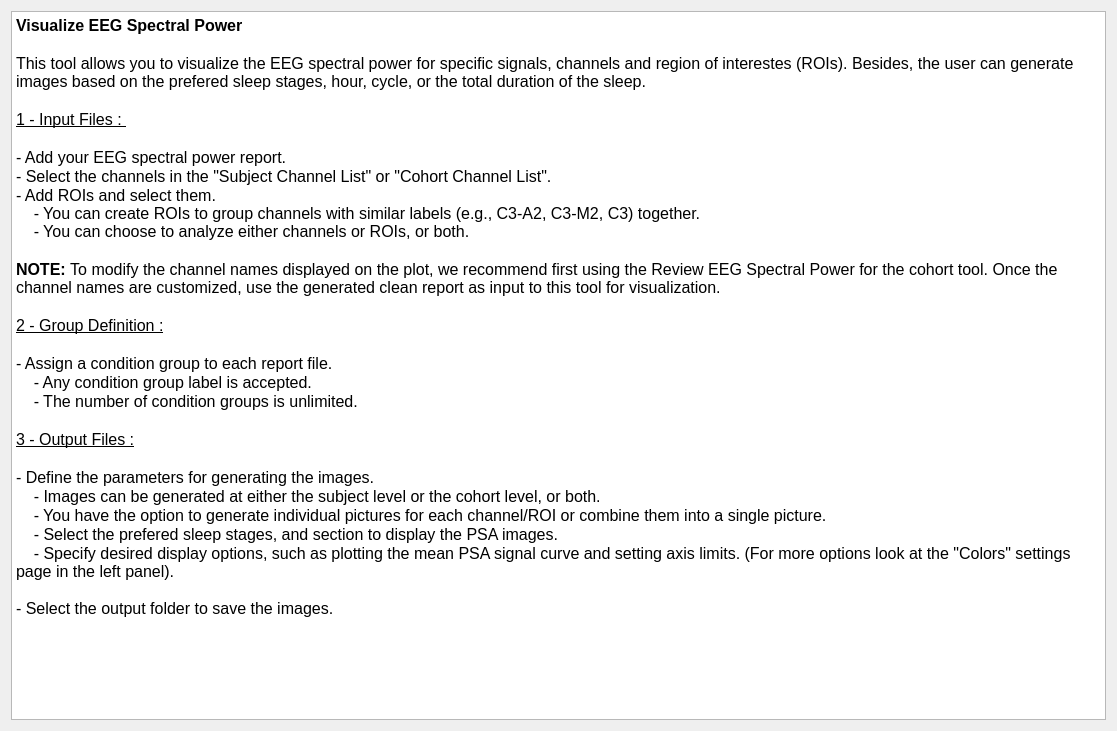
SnoozToolbox/snooz-package-ceams, file tools/CEAMSTools/PSAImages/IntroStep/Ui_IntroStep.ui: the form before one commit.
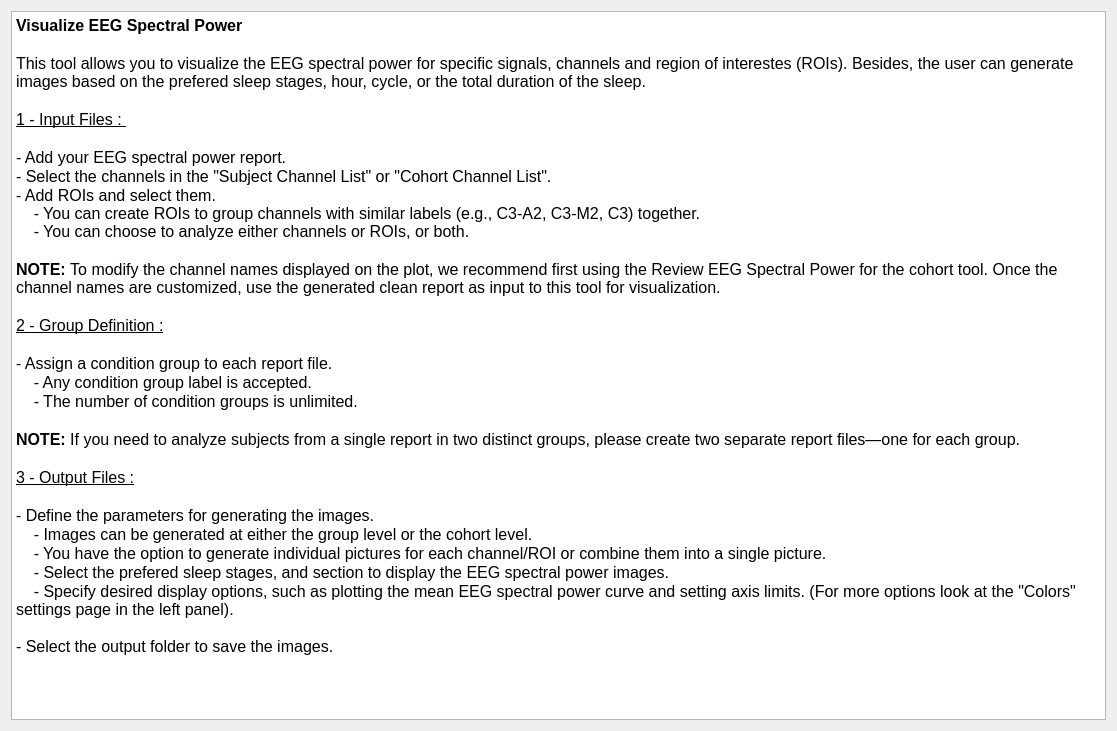
The form after the commit.

Commit message: Small UI modifications for PSAImages tool and module

The edit to the form file:
```diff
--- a/tools/CEAMSTools/PSAImages/IntroStep/Ui_IntroStep.ui
+++ b/tools/CEAMSTools/PSAImages/IntroStep/Ui_IntroStep.ui
@@ -53,13 +53,15 @@
 &lt;p style=&quot; margin-top:0px; margin-bottom:0px; margin-left:0px; margin-right:0px; -qt-block-indent:0; text-indent:0px;&quot;&gt;    - Any condition group label is accepted.  &lt;/p&gt;
 &lt;p style=&quot; margin-top:0px; margin-bottom:0px; margin-left:0px; margin-right:0px; -qt-block-indent:0; text-indent:0px;&quot;&gt;    - The number of condition groups is unlimited.&lt;/p&gt;
 &lt;p style=&quot;-qt-paragraph-type:empty; margin-top:0px; margin-bottom:0px; margin-left:0px; margin-right:0px; -qt-block-indent:0; text-indent:0px;&quot;&gt;&lt;br /&gt;&lt;/p&gt;
+&lt;p style=&quot; margin-top:0px; margin-bottom:0px; margin-left:0px; margin-right:0px; -qt-block-indent:0; text-indent:0px;&quot;&gt;&lt;span style=&quot; font-weight:700;&quot;&gt;NOTE:&lt;/span&gt; If you need to analyze subjects from a single report in two distinct groups, please create two separate report files—one for each group.&lt;/p&gt;
+&lt;p style=&quot;-qt-paragraph-type:empty; margin-top:0px; margin-bottom:0px; margin-left:0px; margin-right:0px; -qt-block-indent:0; text-indent:0px;&quot;&gt;&lt;br /&gt;&lt;/p&gt;
 &lt;p style=&quot; margin-top:0px; margin-bottom:0px; margin-left:0px; margin-right:0px; -qt-block-indent:0; text-indent:0px;&quot;&gt;&lt;span style=&quot; text-decoration: underline;&quot;&gt;3 - Output Files :&lt;/span&gt;&lt;/p&gt;
 &lt;p style=&quot;-qt-paragraph-type:empty; margin-top:0px; margin-bottom:0px; margin-left:0px; margin-right:0px; -qt-block-indent:0; text-indent:0px; text-decoration: underline;&quot;&gt;&lt;br /&gt;&lt;/p&gt;
 &lt;p style=&quot; margin-top:0px; margin-bottom:0px; margin-left:0px; margin-right:0px; -qt-block-indent:0; text-indent:0px;&quot;&gt;- Define the parameters for generating the images. &lt;/p&gt;
-&lt;p style=&quot; margin-top:0px; margin-bottom:0px; margin-left:0px; margin-right:0px; -qt-block-indent:0; text-indent:0px;&quot;&gt;    - Images can be generated at either the subject level or the cohort level, or both.&lt;/p&gt;
+&lt;p style=&quot; margin-top:0px; margin-bottom:0px; margin-left:0px; margin-right:0px; -qt-block-indent:0; text-indent:0px;&quot;&gt;    - Images can be generated at either the group level or the cohort level.&lt;/p&gt;
 &lt;p style=&quot; margin-top:0px; margin-bottom:0px; margin-left:0px; margin-right:0px; -qt-block-indent:0; text-indent:0px;&quot;&gt;    - You have the option to generate individual pictures for each channel/ROI or combine them into a single picture.&lt;/p&gt;
-&lt;p style=&quot; margin-top:0px; margin-bottom:0px; margin-left:0px; margin-right:0px; -qt-block-indent:0; text-indent:0px;&quot;&gt;    - Select the prefered sleep stages, and section to display the PSA images.&lt;/p&gt;
-&lt;p style=&quot; margin-top:0px; margin-bottom:0px; margin-left:0px; margin-right:0px; -qt-block-indent:0; text-indent:0px;&quot;&gt;    - Specify desired display options, such as plotting the mean PSA signal curve and setting axis limits. (For more options look at the &amp;quot;Colors&amp;quot; settings page in the left panel).&lt;br /&gt;&lt;/p&gt;
+&lt;p style=&quot; margin-top:0px; margin-bottom:0px; margin-left:0px; margin-right:0px; -qt-block-indent:0; text-indent:0px;&quot;&gt;    - Select the prefered sleep stages, and section to display the EEG spectral power images.&lt;/p&gt;
+&lt;p style=&quot; margin-top:0px; margin-bottom:0px; margin-left:0px; margin-right:0px; -qt-block-indent:0; text-indent:0px;&quot;&gt;    - Specify desired display options, such as plotting the mean EEG spectral power curve and setting axis limits. (For more options look at the &amp;quot;Colors&amp;quot; settings page in the left panel).&lt;br /&gt;&lt;/p&gt;
 &lt;p style=&quot; margin-top:0px; margin-bottom:0px; margin-left:0px; margin-right:0px; -qt-block-indent:0; text-indent:0px;&quot;&gt;- Select the output folder to save the images.&lt;/p&gt;
 &lt;p style=&quot;-qt-paragraph-type:empty; margin-top:0px; margin-bottom:0px; margin-left:0px; margin-right:0px; -qt-block-indent:0; text-indent:0px;&quot;&gt;&lt;br /&gt;&lt;/p&gt;
 &lt;p style=&quot;-qt-paragraph-type:empty; margin-top:0px; margin-bottom:0px; margin-left:0px; margin-right:0px; -qt-block-indent:0; text-indent:0px;&quot;&gt;&lt;br /&gt;&lt;/p&gt;&lt;/body&gt;&lt;/html&gt;</string>
```
The commit also changes 7 other files.
